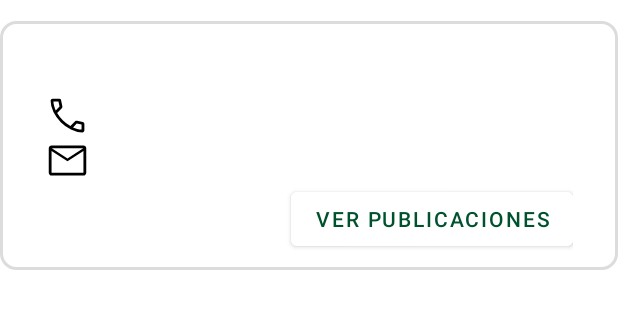
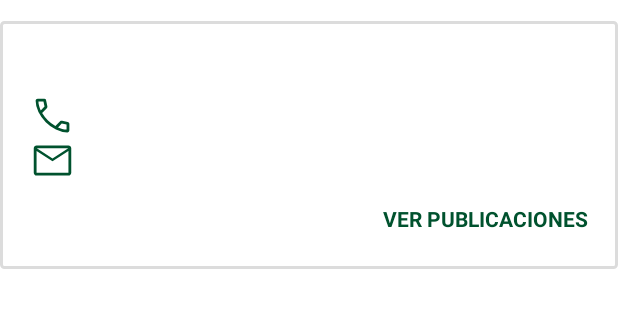
Before and after one commit to sansotmon/users-mobile, an Android app: the layout row_list_user.xml on its own in the app's theme, with its tools: preview values and no code run, on a phone screen of 412 x 824 dp. Shown: the top 309 px of the screen. Run offline under Robolectric (Android 15) with nearby library versions, the phone set to English and light mode, and no system bars.

Commit message:
fixes: color and margin in user list view

```diff
--- a/app/src/main/res/drawable/background_card_button.xml
+++ b/app/src/main/res/drawable/background_card_button.xml
@@ -1,7 +1,7 @@
 <?xml version="1.0" encoding="utf-8"?>
 <shape xmlns:android="http://schemas.android.com/apk/res/android" android:shape="rectangle">
     <solid android:color="@color/white" />
-    <corners android:radius="@dimen/spacing_small"/>
+    <corners android:radius="@dimen/spacing_uc"/>
     <stroke
         android:color="@color/lightGray"
         android:width="@dimen/spacing_uc" />
--- a/app/src/main/res/layout/activity_user_detail.xml
+++ b/app/src/main/res/layout/activity_user_detail.xml
@@ -1,6 +1,7 @@
 <?xml version="1.0" encoding="utf-8"?>
 <androidx.coordinatorlayout.widget.CoordinatorLayout
     xmlns:android="http://schemas.android.com/apk/res/android"
+    xmlns:app="http://schemas.android.com/apk/res-auto"
     xmlns:tools="http://schemas.android.com/tools"
     android:layout_width="match_parent"
     android:layout_height="match_parent"
@@ -33,7 +34,8 @@
                 android:id="@+id/imgPhone"
                 android:layout_width="30dp"
                 android:layout_height="30dp"
-                android:src="@drawable/call"/>
+                android:src="@drawable/call"
+                app:tint="@color/colorPrimaryDark" />
 
             <TextView
                 android:id="@+id/phoneText"
@@ -57,7 +59,8 @@
                 android:id="@+id/imgEmail"
                 android:layout_width="30dp"
                 android:layout_height="30dp"
-                android:src="@drawable/mail"/>
+                android:src="@drawable/mail"
+                app:tint="@color/colorPrimaryDark" />
 
             <TextView
                 android:id="@+id/emailText"
@@ -76,7 +79,7 @@
             android:layout_width="wrap_content"
             android:layout_height="wrap_content"
             android:layout_marginTop="@dimen/spacing_normal"
-            android:textColor="@color/colorPrimary"
+            android:textColor="@color/colorPrimaryDark"
             android:textSize="@dimen/font_large"
             android:layout_below="@+id/lyEmail"
             android:text="@string/activity_user_detail_title">
--- a/app/src/main/res/layout/row_list_user.xml
+++ b/app/src/main/res/layout/row_list_user.xml
@@ -1,5 +1,6 @@
 <?xml version="1.0" encoding="utf-8"?>
 <RelativeLayout xmlns:android="http://schemas.android.com/apk/res/android"
+    xmlns:app="http://schemas.android.com/apk/res-auto"
     android:layout_width="match_parent"
     android:layout_height="wrap_content"
     android:padding="@dimen/spacing_small"
@@ -11,9 +12,8 @@
         android:layout_width="match_parent"
         android:layout_height="wrap_content"
         android:orientation="vertical"
-
-        android:layout_marginEnd="@dimen/margin"
-        android:layout_marginStart="@dimen/margin"
+        android:layout_marginEnd="@dimen/margin_s"
+        android:layout_marginStart="@dimen/margin_s"
         android:layout_marginTop="@dimen/spacing_tiny">
 
         <TextView
@@ -35,7 +35,9 @@
                 android:id="@+id/imgPhone"
                 android:layout_width="30dp"
                 android:layout_height="30dp"
-                android:src="@drawable/call"/>
+                android:src="@drawable/call"
+                app:tint="@color/colorPrimaryDark" />
+
 
             <TextView
                 android:id="@+id/phoneText"
@@ -57,7 +59,8 @@
                 android:id="@+id/imgEmail"
                 android:layout_width="30dp"
                 android:layout_height="30dp"
-                android:src="@drawable/mail"/>
+                android:src="@drawable/mail"
+                app:tint="@color/colorPrimaryDark"/>
 
             <TextView
                 android:id="@+id/emailText"
@@ -76,14 +79,14 @@
             android:layout_height="wrap_content"
             android:gravity="end">
 
-            <Button
+            <TextView
                 android:id="@+id/btnPost"
                 android:layout_width="wrap_content"
                 android:layout_height="wrap_content"
+                android:layout_marginTop="@dimen/spacing_normal"
+                android:layout_marginBottom="@dimen/spacing_normal"
                 android:textColor="@color/colorPrimaryDark"
-                android:theme="@style/Platform.MaterialComponents.Light"
-                android:backgroundTint="@color/white"
-                android:textStyle="normal"
+                android:textStyle="bold"
                 android:text="@string/activity_user_list_button"/>
 
         </LinearLayout>
--- a/app/src/main/res/values/strings.xml
+++ b/app/src/main/res/values/strings.xml
@@ -1,7 +1,7 @@
 <resources>
     <string name="app_name">users_mobile</string>
     <string name="activity_user_list_loading">Cargando usuarios...</string>
-    <string name="activity_user_list_button">Ver publicaciones</string>
+    <string name="activity_user_list_button">VER PUBLICACIONES</string>
     <string name="activity_user_list_title">Buscar usuario</string>
     <string name="activity_user_list_empty">List is empty</string>
     <string name="activity_user_detail_loading">Cargando publicaciones...</string>
```
